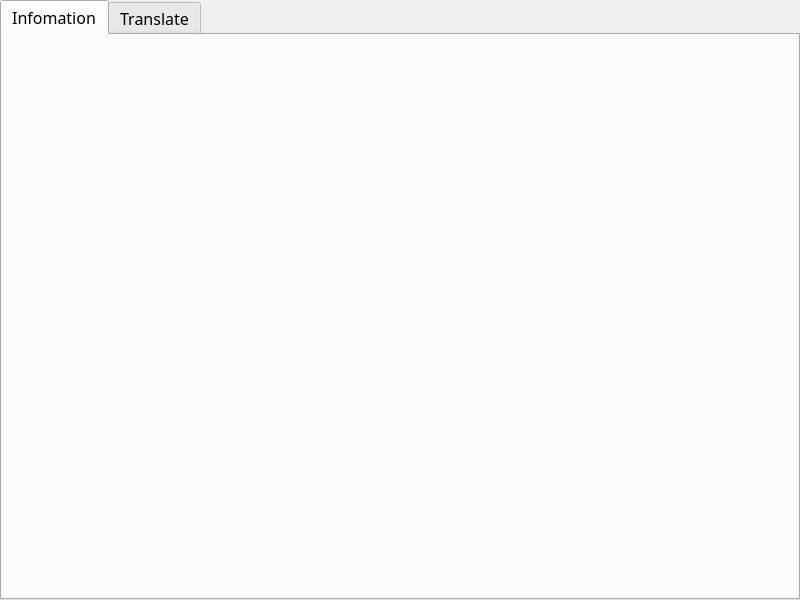
The window that MyTransTaskOper.ui (Phoveran/CrowdSourcing) describes before a commit, drawn with Qt 5.
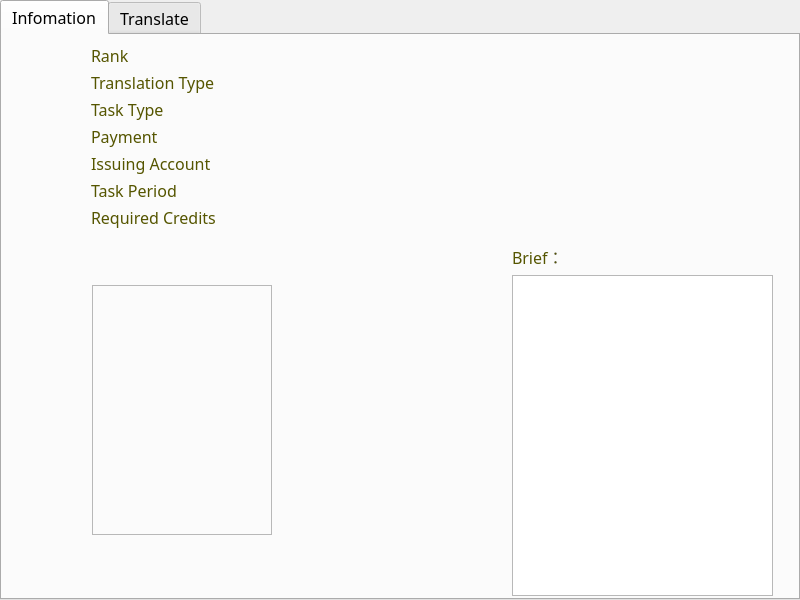
The same window after the commit. Icons and pictures are not drawn.

```diff
--- a/MyTransTaskOper.ui
+++ b/MyTransTaskOper.ui
@@ -44,6 +44,299 @@
     <attribute name="title">
      <string>Infomation</string>
     </attribute>
+    <widget class="QFrame" name="formFrame">
+     <property name="geometry">
+      <rect>
+       <x>80</x>
+       <y>0</y>
+       <width>621</width>
+       <height>211</height>
+      </rect>
+     </property>
+     <property name="styleSheet">
+      <string notr="true">border-image:transparent;
+color: rgb(85, 85, 0);</string>
+     </property>
+     <layout class="QFormLayout" name="formLayout">
+      <property name="horizontalSpacing">
+       <number>20</number>
+      </property>
+      <property name="verticalSpacing">
+       <number>4</number>
+      </property>
+      <item row="0" column="0">
+       <widget class="QLabel" name="label_1">
+        <property name="font">
+         <font>
+          <family>Century Gothic</family>
+          <pointsize>12</pointsize>
+         </font>
+        </property>
+        <property name="styleSheet">
+         <string notr="true">color: rgb(85, 85, 0);</string>
+        </property>
+        <property name="text">
+         <string>Rank</string>
+        </property>
+       </widget>
+      </item>
+      <item row="1" column="0">
+       <widget class="QLabel" name="label_3">
+        <property name="font">
+         <font>
+          <family>Century Gothic</family>
+          <pointsize>12</pointsize>
+         </font>
+        </property>
+        <property name="styleSheet">
+         <string notr="true">color: rgb(85, 85, 0);</string>
+        </property>
+        <property name="text">
+         <string>Translation Type</string>
+        </property>
+       </widget>
+      </item>
+      <item row="2" column="0">
+       <widget class="QLabel" name="label_4">
+        <property name="font">
+         <font>
+          <family>Century Gothic</family>
+          <pointsize>12</pointsize>
+         </font>
+        </property>
+        <property name="styleSheet">
+         <string notr="true">color: rgb(85, 85, 0);</string>
+        </property>
+        <property name="text">
+         <string>Task Type</string>
+        </property>
+       </widget>
+      </item>
+      <item row="3" column="0">
+       <widget class="QLabel" name="label_5">
+        <property name="font">
+         <font>
+          <family>Century Gothic</family>
+          <pointsize>12</pointsize>
+         </font>
+        </property>
+        <property name="styleSheet">
+         <string notr="true">color: rgb(85, 85, 0);</string>
+        </property>
+        <property name="text">
+         <string>Payment</string>
+        </property>
+       </widget>
+      </item>
+      <item row="4" column="0">
+       <widget class="QLabel" name="label_6">
+        <property name="font">
+         <font>
+          <family>Century Gothic</family>
+          <pointsize>12</pointsize>
+         </font>
+        </property>
+        <property name="styleSheet">
+         <string notr="true">color: rgb(85, 85, 0);</string>
+        </property>
+        <property name="text">
+         <string>Issuing Account</string>
+        </property>
+       </widget>
+      </item>
+      <item row="5" column="0">
+       <widget class="QLabel" name="label_7">
+        <property name="font">
+         <font>
+          <family>Century Gothic</family>
+          <pointsize>12</pointsize>
+         </font>
+        </property>
+        <property name="styleSheet">
+         <string notr="true">color: rgb(85, 85, 0);</string>
+        </property>
+        <property name="text">
+         <string>Task Period</string>
+        </property>
+       </widget>
+      </item>
+      <item row="6" column="0">
+       <widget class="QLabel" name="label_8">
+        <property name="font">
+         <font>
+          <family>Century Gothic</family>
+          <pointsize>12</pointsize>
+         </font>
+        </property>
+        <property name="styleSheet">
+         <string notr="true">color: rgb(85, 85, 0);</string>
+        </property>
+        <property name="text">
+         <string>Required Credits</string>
+        </property>
+       </widget>
+      </item>
+      <item row="0" column="1">
+       <widget class="QLabel" name="labelRank">
+        <property name="font">
+         <font>
+          <family>Century Gothic</family>
+          <pointsize>12</pointsize>
+         </font>
+        </property>
+        <property name="text">
+         <string/>
+        </property>
+       </widget>
+      </item>
+      <item row="1" column="1">
+       <widget class="QLabel" name="labelTransType">
+        <property name="font">
+         <font>
+          <family>Century Gothic</family>
+          <pointsize>12</pointsize>
+         </font>
+        </property>
+        <property name="text">
+         <string/>
+        </property>
+       </widget>
+      </item>
+      <item row="2" column="1">
+       <widget class="QLabel" name="labelTaskType">
+        <property name="font">
+         <font>
+          <family>Century Gothic</family>
+          <pointsize>12</pointsize>
+         </font>
+        </property>
+        <property name="text">
+         <string/>
+        </property>
+       </widget>
+      </item>
+      <item row="3" column="1">
+       <widget class="QLabel" name="labelPayment">
+        <property name="font">
+         <font>
+          <family>Century Gothic</family>
+          <pointsize>12</pointsize>
+         </font>
+        </property>
+        <property name="text">
+         <string/>
+        </property>
+       </widget>
+      </item>
+      <item row="4" column="1">
+       <widget class="QLabel" name="labelIssAcc">
+        <property name="font">
+         <font>
+          <family>Century Gothic</family>
+          <pointsize>12</pointsize>
+         </font>
+        </property>
+        <property name="text">
+         <string/>
+        </property>
+       </widget>
+      </item>
+      <item row="5" column="1">
+       <widget class="QLabel" name="labelTaskPer">
+        <property name="font">
+         <font>
+          <family>Century Gothic</family>
+          <pointsize>12</pointsize>
+         </font>
+        </property>
+        <property name="text">
+         <string/>
+        </property>
+       </widget>
+      </item>
+      <item row="6" column="1">
+       <widget class="QLabel" name="labelReqCredits">
+        <property name="font">
+         <font>
+          <family>Century Gothic</family>
+          <pointsize>12</pointsize>
+         </font>
+        </property>
+        <property name="text">
+         <string/>
+        </property>
+       </widget>
+      </item>
+     </layout>
+    </widget>
+    <widget class="QFrame" name="frame_2">
+     <property name="geometry">
+      <rect>
+       <x>90</x>
+       <y>250</y>
+       <width>180</width>
+       <height>250</height>
+      </rect>
+     </property>
+     <property name="styleSheet">
+      <string notr="true">border-image: url(:/CrowdSourcing/Resources/pictures/in_morocco.jpg);</string>
+     </property>
+     <property name="frameShape">
+      <enum>QFrame::StyledPanel</enum>
+     </property>
+     <property name="frameShadow">
+      <enum>QFrame::Raised</enum>
+     </property>
+    </widget>
+    <widget class="QTextBrowser" name="textBrowserBrief">
+     <property name="geometry">
+      <rect>
+       <x>510</x>
+       <y>240</y>
+       <width>261</width>
+       <height>321</height>
+      </rect>
+     </property>
+     <property name="font">
+      <font>
+       <family>华文细黑</family>
+       <pointsize>12</pointsize>
+      </font>
+     </property>
+     <property name="styleSheet">
+      <string notr="true">border-image:transparent;</string>
+     </property>
+     <property name="html">
+      <string>&lt;!DOCTYPE HTML PUBLIC &quot;-//W3C//DTD HTML 4.0//EN&quot; &quot;http://www.w3.org/TR/REC-html40/strict.dtd&quot;&gt;
+&lt;html&gt;&lt;head&gt;&lt;meta name=&quot;qrichtext&quot; content=&quot;1&quot; /&gt;&lt;style type=&quot;text/css&quot;&gt;
+p, li { white-space: pre-wrap; }
+&lt;/style&gt;&lt;/head&gt;&lt;body style=&quot; font-family:'华文细黑'; font-size:12pt; font-weight:400; font-style:normal;&quot;&gt;
+&lt;p style=&quot;-qt-paragraph-type:empty; margin-top:0px; margin-bottom:0px; margin-left:0px; margin-right:0px; -qt-block-indent:0; text-indent:0px;&quot;&gt;&lt;br /&gt;&lt;/p&gt;&lt;/body&gt;&lt;/html&gt;</string>
+     </property>
+    </widget>
+    <widget class="QLabel" name="label_9">
+     <property name="geometry">
+      <rect>
+       <x>510</x>
+       <y>210</y>
+       <width>61</width>
+       <height>24</height>
+      </rect>
+     </property>
+     <property name="font">
+      <font>
+       <family>Century Gothic</family>
+       <pointsize>12</pointsize>
+      </font>
+     </property>
+     <property name="styleSheet">
+      <string notr="true">color: rgb(85, 85, 0);
+border-image:transparent;</string>
+     </property>
+     <property name="text">
+      <string>Brief：</string>
+     </property>
+    </widget>
    </widget>
    <widget class="QWidget" name="tabTrans">
     <attribute name="title">
```
Left out of the diff: 46 changed lines with no effect on the pictures.
